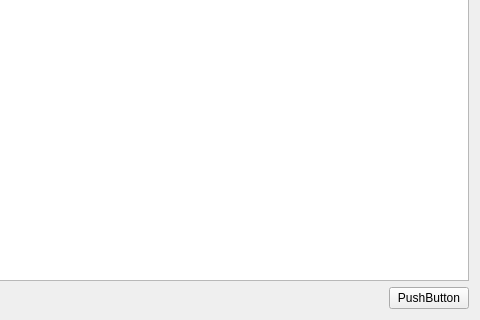
First picture: the form in QtRptDesigner/ScriptEditor.ui, repository DatabasesWorks/QtRPT-Report, before the edit; both pictures show x 120 to 600 and y 161 to 481 of the 600 by 481 pixel window.
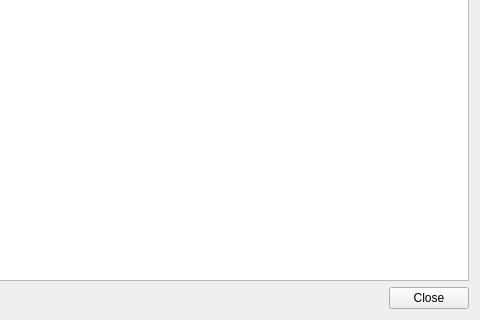
Second picture: the form after the edit.

The edit to the form file:
```diff
--- a/QtRptDesigner/ScriptEditor.ui
+++ b/QtRptDesigner/ScriptEditor.ui
@@ -47,7 +47,7 @@
      <item>
       <widget class="QPushButton" name="pushButton">
        <property name="text">
-        <string>PushButton</string>
+        <string>Close</string>
        </property>
       </widget>
      </item>
```
Left out of the diff: 2 changed lines with no effect on the pictures.
